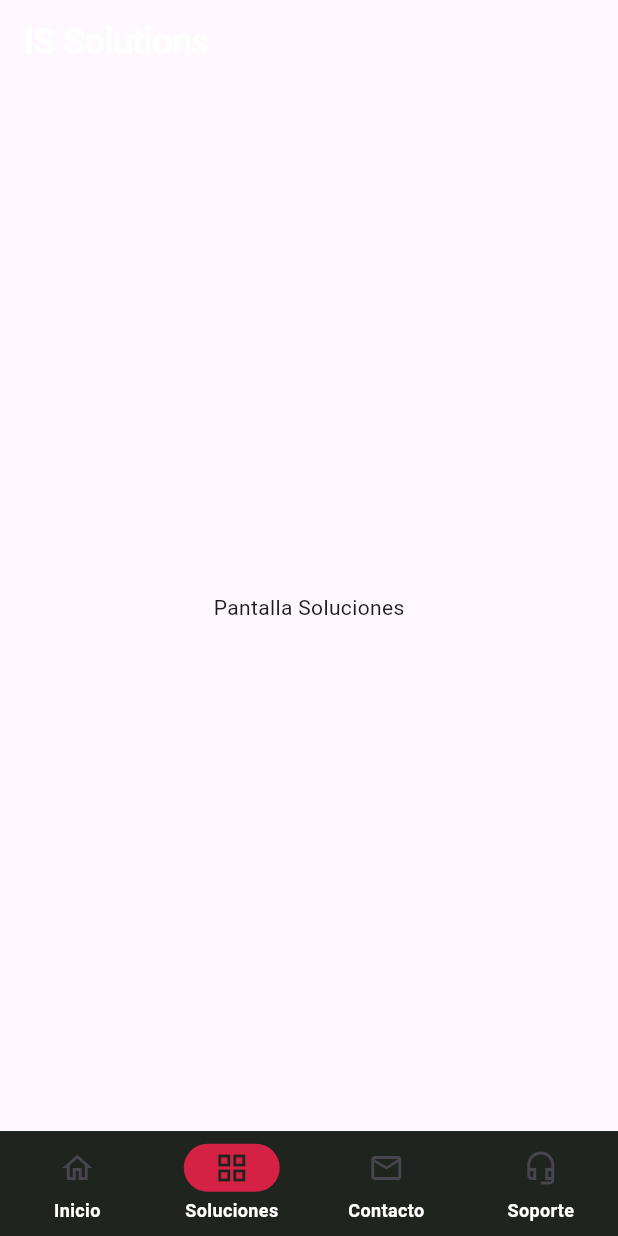
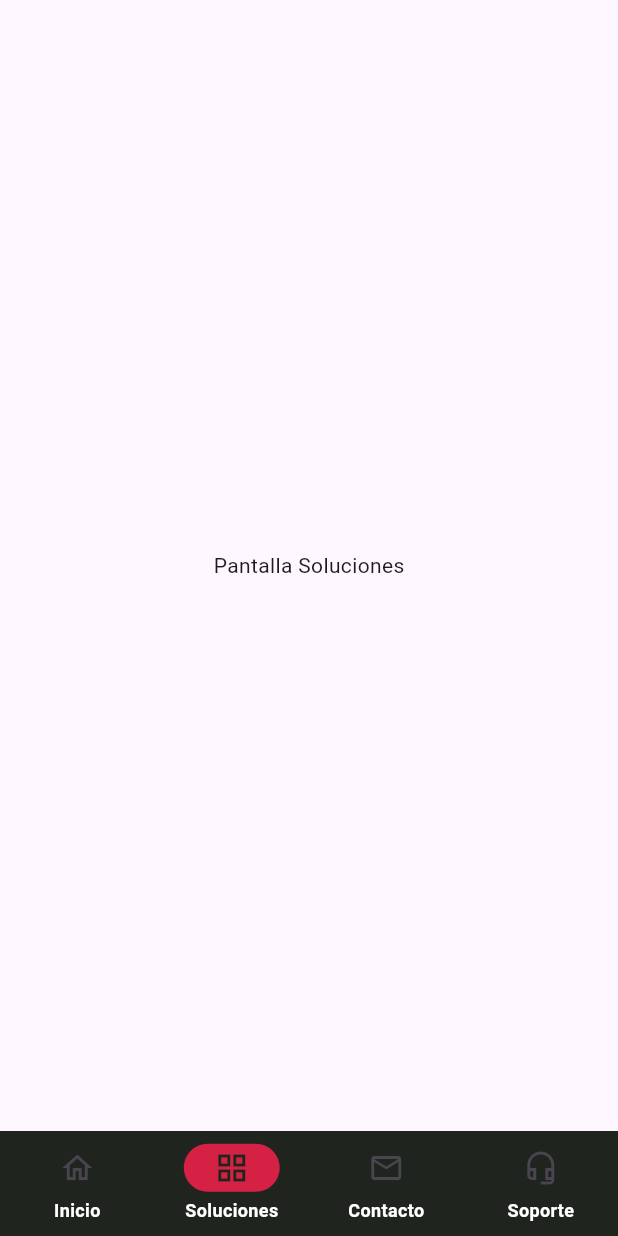
Before and after one commit to RubenBenavidess/ishelper_app, a Flutter app: the screen it shows after launch, item 2 of the bottom bar chosen, on a phone screen of 412 x 824 dp. Run offline on Flutter 3.47's test engine with Material 3 defaults, Android fonts, the phone set to English and light mode, and no system bars; our stand-ins replace video_player.

Commit message:
Main Screen

```diff
--- a/lib/core/themes/app_typography.dart
+++ b/lib/core/themes/app_typography.dart
@@ -7,20 +7,20 @@
   AppTypography._();
 
   static const TextStyle h1 = TextStyle(
-    fontSize: 24,
+    fontSize: 50,
     fontWeight: FontWeight.bold,
     color: AppColors.primatyTextColor,
     letterSpacing: -0.5,
   );
 
   static const TextStyle h2 = TextStyle(
-    fontSize: 18,
-    fontWeight: FontWeight.w600,
+    fontSize: 22,
+    fontWeight: FontWeight.w300,
     color: AppColors.primatyTextColor
   );
 
   static const TextStyle h3 = TextStyle(
-    fontSize: 16,
+    fontSize: 22,
     fontWeight: FontWeight.w600,
     color: AppColors.primatyTextColor
   );
--- a/lib/core/widgets/designed_button.dart
+++ b/lib/core/widgets/designed_button.dart
@@ -41,13 +41,14 @@
 
     final buttonStyle = ElevatedButton.styleFrom(
       backgroundColor: btnColor,
+      foregroundColor: Colors.black,
       elevation: btnVariant == ButtonVariant.primary ? 2 : 0,
       shape: isRounded ? RoundedRectangleBorder(borderRadius: BorderRadius.circular(12)) : ContinuousRectangleBorder(),
       padding: const EdgeInsets.symmetric(horizontal: 24, vertical: 16),
     );
 
     Widget button = ElevatedButton(
-      onPressed: () {},
+      onPressed: (){},
       style: buttonStyle,
       child: content,
     );
--- a/lib/core/widgets/main_screen_handler.dart
+++ b/lib/core/widgets/main_screen_handler.dart
@@ -1,5 +1,5 @@
 import 'package:flutter/material.dart';
-import 'package:ishelper_app/core/themes/app_typography.dart';
+import 'package:ishelper_app/core/widgets/home_screen.dart';
 import 'package:ishelper_app/core/widgets/is_navigation_bar.dart';
 
 class MainScreenHandler extends StatefulWidget {
@@ -13,7 +13,7 @@
   int _currentIndex = 0;
 
   final List<Widget> _pages = [
-    const Center(child: Text('Pantalla Home')),      // Index 0
+    const Center(child: HomeScreen()),      // Index 0
     const Center(child: Text('Pantalla Soluciones')),// Index 1
     const Center(child: Text('Pantalla Contacto')),  // Index 2
     const Center(child: Text('Pantalla Soporte')),   // Index 3
@@ -22,10 +22,7 @@
   @override
   Widget build(BuildContext context) {
     return Scaffold(
-      appBar: AppBar(title: const Text("IS Solutions", style: AppTypography.h1,)),
-
       body: _pages[_currentIndex],
-
       bottomNavigationBar: ISNavBar(
         currentIndex: _currentIndex,
         onTap: (int index) {
--- a/lib/main.dart
+++ b/lib/main.dart
@@ -1,6 +1,4 @@
 import 'package:flutter/material.dart';
-import 'package:ishelper_app/core/widgets/designed_button.dart';
-import 'package:ishelper_app/core/widgets/is_navigation_bar.dart';
 import 'package:ishelper_app/core/widgets/main_screen_handler.dart';
 
 void main() {
@@ -14,11 +12,7 @@
   @override
   Widget build(BuildContext context) {
     return MaterialApp(
-      home: Scaffold(
-        body: Center(
-          child: MainScreenHandler()
-        ),
-      ),
+      home: MainScreenHandler()
     );
   }
 }
```
Also changed, not shown: lib/core/widgets/background_video.dart (added, +89 -0 lines), lib/core/widgets/home_screen.dart (added, +93 -0 lines), pubspec.yaml (+4 -4 lines), assets/images/logo-bitdefender-peq.webp (added), pubspec.lock, 2 other files.
